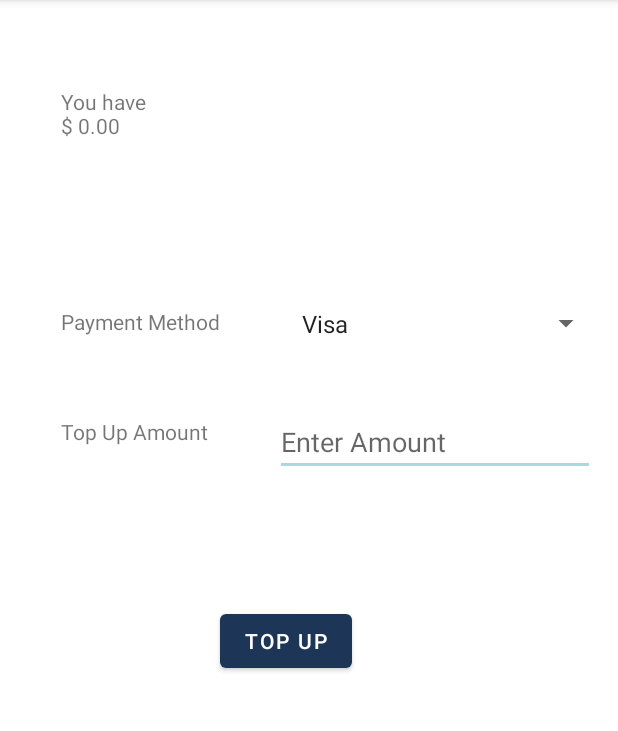
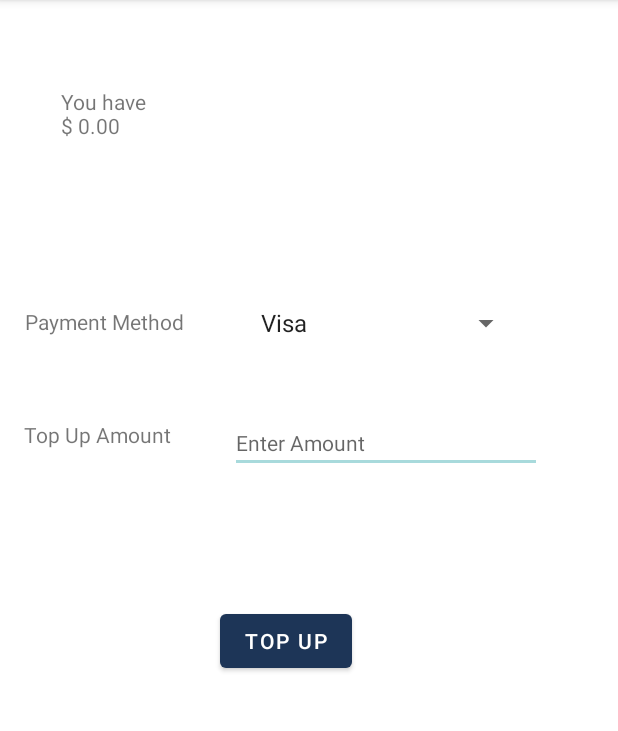
Before and after one commit to thedreamer67/LockerX, an Android app: the TopUpPage screen opened directly, with no data from a screen before it, on a phone screen of 412 x 824 dp, the part 84-815 px from its top. Run offline under Robolectric (Android 15) with nearby library versions, the phone set to English and light mode, and no system bars; our stand-ins replace Firebase (no records; nobody signed in at launch, a user with empty details on screens opened directly); 2 statements that could not run were skipped.

```diff
--- a/app/src/main/java/com/example/lockerxlogin/Register.java
+++ b/app/src/main/java/com/example/lockerxlogin/Register.java
@@ -62,10 +62,10 @@ public class Register extends AppCompatActivity {
         mRegisterBtn = findViewById(R.id.RRegisterBtn);
 //      reff = FirebaseDatabase.getInstance().getReference().child("User"); //reference to the "User" table of the db
 
-        if(fAuth.getCurrentUser() != null){
+        /*if(fAuth.getCurrentUser() != null){
             startActivity(new Intent(getApplicationContext(),MainActivity.class));
             finish();
-        }
+        }*/
         alreadyRegisterButton.setOnClickListener(new View.OnClickListener() {
             @Override
             public void onClick(View v) {
--- a/app/src/main/res/layout/activity_top_up.xml
+++ b/app/src/main/res/layout/activity_top_up.xml
@@ -32,27 +32,15 @@
 
     <TextView
         android:id="@+id/paymentMethod"
-        android:layout_width="131dp"
+        android:layout_width="117dp"
         android:layout_height="23dp"
         android:text="Payment Method"
         app:layout_constraintBottom_toBottomOf="parent"
         app:layout_constraintEnd_toEndOf="parent"
-        app:layout_constraintHorizontal_bias="0.146"
+        app:layout_constraintHorizontal_bias="0.057"
         app:layout_constraintStart_toStartOf="parent"
         app:layout_constraintTop_toTopOf="parent"
         app:layout_constraintVertical_bias="0.275" />
-
-    <Spinner
-        android:id="@+id/paymentType"
-        android:layout_width="216dp"
-        android:layout_height="26dp"
-        android:spinnerMode="dropdown"
-        app:layout_constraintBottom_toBottomOf="parent"
-        app:layout_constraintEnd_toEndOf="parent"
-        app:layout_constraintHorizontal_bias="0.551"
-        app:layout_constraintStart_toEndOf="@+id/paymentMethod"
-        app:layout_constraintTop_toTopOf="parent"
-        app:layout_constraintVertical_bias="0.273" />
 
     <TextView
         android:id="@+id/topUpAmount"
@@ -61,23 +49,36 @@
         android:text="Top Up Amount"
         app:layout_constraintBottom_toBottomOf="parent"
         app:layout_constraintEnd_toEndOf="parent"
-        app:layout_constraintHorizontal_bias="0.138"
+        app:layout_constraintHorizontal_bias="0.054"
         app:layout_constraintStart_toStartOf="parent"
         app:layout_constraintTop_toBottomOf="@+id/paymentMethod"
-        app:layout_constraintVertical_bias="0.097" />
+        app:layout_constraintVertical_bias="0.1" />
 
     <EditText
         android:id="@+id/topUpValue"
-        android:layout_width="wrap_content"
-        android:layout_height="wrap_content"
+        android:layout_width="208dp"
+        android:layout_height="38dp"
         android:ems="10"
         android:hint="Enter Amount"
         android:inputType="numberDecimal"
+        android:textSize="14sp"
         app:layout_constraintBottom_toBottomOf="parent"
         app:layout_constraintEnd_toEndOf="parent"
-        app:layout_constraintHorizontal_bias="0.644"
+        app:layout_constraintHorizontal_bias="0.305"
         app:layout_constraintStart_toEndOf="@+id/topUpAmount"
         app:layout_constraintTop_toTopOf="parent"
-        app:layout_constraintVertical_bias="0.376" />
+        app:layout_constraintVertical_bias="0.38" />
+
+    <Spinner
+        android:id="@+id/paymentType"
+        android:layout_width="190dp"
+        android:layout_height="24dp"
+        android:spinnerMode="dropdown"
+        app:layout_constraintBottom_toBottomOf="parent"
+        app:layout_constraintEnd_toEndOf="parent"
+        app:layout_constraintHorizontal_bias="0.27"
+        app:layout_constraintStart_toEndOf="@+id/paymentMethod"
+        app:layout_constraintTop_toTopOf="parent"
+        app:layout_constraintVertical_bias="0.273" />
 
 </androidx.constraintlayout.widget.ConstraintLayout>
```
